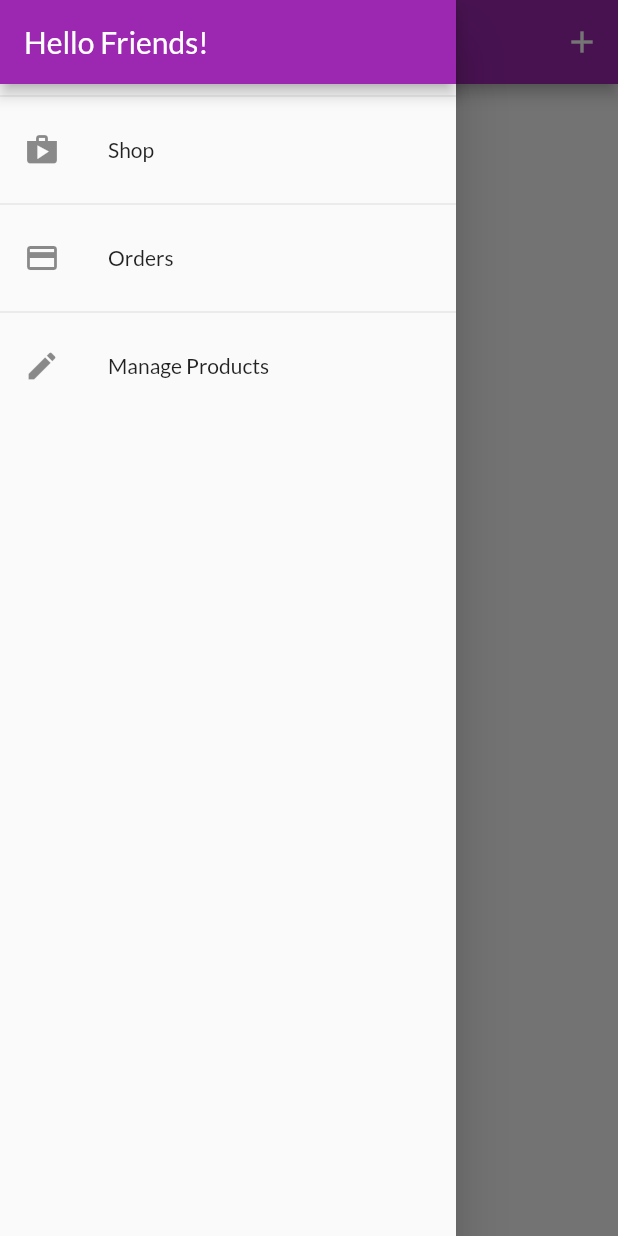
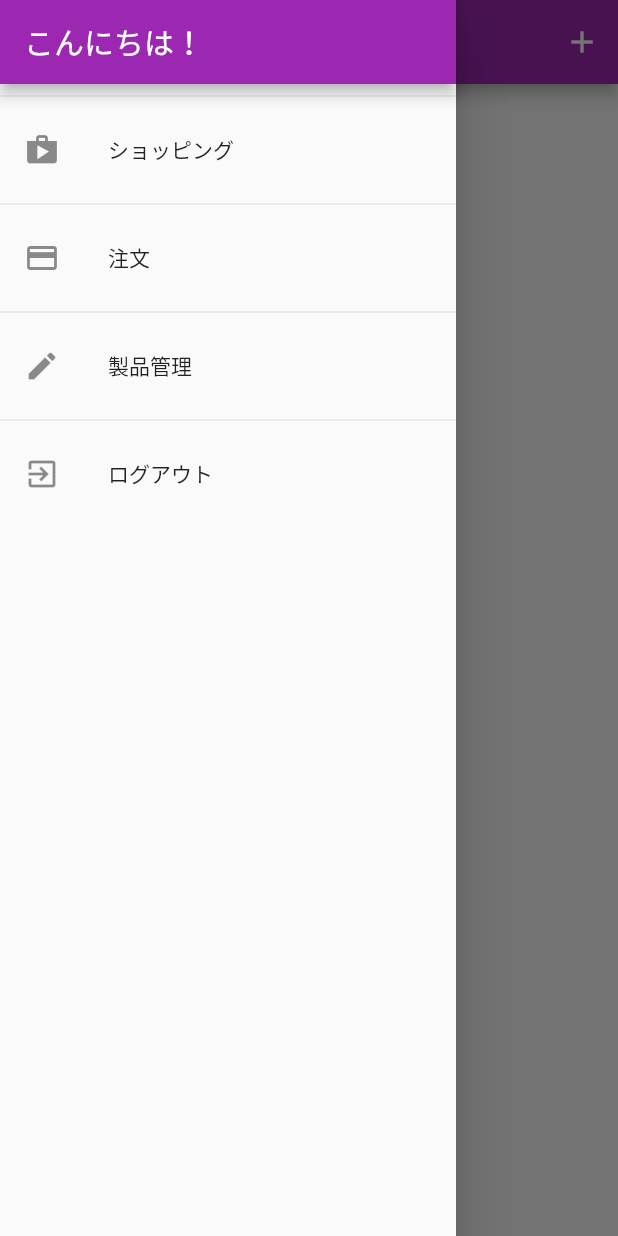
Before and after one commit to chocho-san/shop_app, a Flutter app: the UserProductsScreen screen opened by its route, with the side drawer open, on a phone screen of 412 x 824 dp. Run offline on Flutter 3.47's test engine with Material 2 defaults, Android fonts, the phone set to English and light mode, and no system bars; our stand-ins replace shared_preferences; accounts and stored records are empty; network calls fail.

Commit message:
6 commit

```diff
--- a/lib/providers/cart.dart
+++ b/lib/providers/cart.dart
@@ -21,7 +21,7 @@ class CartItem {
 class Cart with ChangeNotifier {
   Map<String, CartItem> _items = {};
 
-  Map<String, CartItem> get items {
+  Map<String, CartItem>  get items {
     return {..._items};
   }
 
--- a/lib/providers/orders.dart
+++ b/lib/providers/orders.dart
@@ -21,15 +21,16 @@ class OrderItem {
 class Orders with ChangeNotifier {
   List<OrderItem> _orders = [];
   final String authToken;
+  final String userId;
 
-  Orders(this.authToken, this._orders);
+  Orders(this.authToken,this.userId, this._orders);
 
   List<OrderItem> get orders {
     return [..._orders];
   }
 
   Future<void> fetchAndSetOrders() async {
-    final url = 'https://shop-app-5b9d9.firebaseio.com/orders.json?auth=$authToken';
+    final url = 'https://shop-app-5b9d9.firebaseio.com/orders/userId.json?auth=$authToken';
     final response = await http.get(url);
     final List<OrderItem> loadedOrders = [];
     final extractedData = json.decode(response.body) as Map<String, dynamic>;
--- a/lib/providers/products.dart
+++ b/lib/providers/products.dart
@@ -40,10 +40,10 @@ class Products with ChangeNotifier {
     //   'https://upload.wikimedia.org/wikipedia/commons/thumb/1/14/Cast-Iron-Pan.jpg/1024px-Cast-Iron-Pan.jpg',
     // ),
   ];
+  final String authToken;
+  final String userId;
+  Products(this.authToken, this.userId ,this._items);/*_itemsも初期化*/
 
-  final String authToken;
-
-  Products(this.authToken, this._items);/*_itemsも初期化*/
 
   List<Product> get items {
     return [..._items]; /*スプレッド演算子...はリストの全ての要素を別のリストに挿入できる。*/
@@ -58,8 +58,9 @@ class Products with ChangeNotifier {
   }
 
   /*Futureはdart:asyncライブラリに含まれてる*/
-  Future<void> fetchAndSetProducts() async {
-    final url = 'https://shop-app-5b9d9.firebaseio.com/products.json?auth=$authToken';
+  Future<void> fetchAndSetProducts([bool filterByUser = false]) async {
+    final filterString = filterByUser ?'orderBy="creatorId"&equalTo="$userId"' : '';
+    var url = 'https://shop-app-5b9d9.firebaseio.com/products.json?auth=$authToken';
     try {
       final response = await http.get(url);
       final extractedData = json.decode(response.body)
@@ -67,6 +68,9 @@ class Products with ChangeNotifier {
       if (extractedData == null) {
         return;
       }
+      url = 'https://shop-app-5b9d9.firebaseio.com/userFavorites/$userId.json?auth=$authToken&$filterString'; /*urlを上書きする*/
+      final favoriteResponse = await http.get(url);
+      final favoriteData = json.decode(favoriteResponse.body);
       final List<Product> loadedProducts = [];
       extractedData.forEach((prodId, prodData) {
         loadedProducts.add(Product(
@@ -74,7 +78,7 @@ class Products with ChangeNotifier {
           title: prodData['title'],
           description: prodData['description'],
           price: prodData['price'],
-          isFavorite: prodData['isFavorite'],
+          isFavorite: favoriteData== null ? false :favoriteData[prodId] ?? false,
           imageUrl: prodData['imageUrl'],
         ));
       });
@@ -100,7 +104,7 @@ class Products with ChangeNotifier {
           'description': product.description,
           'price': product.price,
           'imageUrl': product.imageUrl,
-          'isFavorite': product.isFavorite,
+          'creatorId':userId,
         }),
       );
       final newProduct = Product(
--- a/lib/screens/cart_screen.dart
+++ b/lib/screens/cart_screen.dart
@@ -2,7 +2,6 @@ import 'package:flutter/material.dart';
 import 'package:provider/provider.dart';
 import 'package:shop_app/providers/cart.dart'
     show Cart; /*あるパッケージから特定のオブジェクトだけimportする*/
-import 'package:shop_app/providers/products.dart';
 import 'package:shop_app/widgets/cart_item.dart';
 import 'package:shop_app/providers/orders.dart';
 
@@ -15,7 +14,7 @@ class CartScreen extends StatelessWidget {
 
     return Scaffold(
       appBar: AppBar(
-        title: Text('Your Cart'),
+        title: Text('My カート'),
       ),
       body: Column(
         children: [
@@ -25,7 +24,7 @@ class CartScreen extends StatelessWidget {
               mainAxisAlignment: MainAxisAlignment.spaceBetween,
               children: [
                 Text(
-                  'Total',
+                  '合計金額',
                   style: TextStyle(fontSize: 20),
                 ),
                 Spacer(),
@@ -78,7 +77,7 @@ class _OrderButtonState extends State<OrderButton> {
   @override
   Widget build(BuildContext context) {
     return FlatButton(
-      child: _isLoading ? CircularProgressIndicator() :Text('ORDER NOW'),
+      child: _isLoading ? CircularProgressIndicator() :Text('今すぐ注文'),
       onPressed: (widget.cart.totalAmount <= 0|| _isLoading)
           ? null /*ボタンは自動的に無効*/
           : () async{
--- a/lib/screens/orders_screen.dart
+++ b/lib/screens/orders_screen.dart
@@ -29,7 +29,7 @@ class _OrdersScreenState extends State<OrdersScreen> {
     // final orderData = Provider.of<Orders>(context);
     return Scaffold(
       appBar: AppBar(
-        title: Text('Your Orders'),
+        title: Text('注文履歴'),
       ),
       drawer: AppDrawer(),
       body: FutureBuilder(
@@ -40,7 +40,7 @@ class _OrdersScreenState extends State<OrdersScreen> {
           } else {
             if (dataSnapshot.error != null) {
               return Center(
-                child: Text('error'),
+                child: Text('エラー'),
               );
             } else {
               return Consumer<Orders>(
--- a/lib/screens/products_overview_screen.dart
+++ b/lib/screens/products_overview_screen.dart
@@ -15,6 +15,7 @@ enum FilterOptions {
 }
 
 class ProductsOverviewScreen extends StatefulWidget {
+
   @override
   _ProductsOverviewScreenState createState() => _ProductsOverviewScreenState();
 }
@@ -56,7 +57,7 @@ class _ProductsOverviewScreenState extends State<ProductsOverviewScreen> {
   Widget build(BuildContext context) {
     return Scaffold(
       appBar: AppBar(
-        title: Text('My Shop'),
+        title: Text('アイテム'),
         actions: <Widget>[
           PopupMenuButton(
             onSelected: (FilterOptions selectedValue) {
@@ -73,11 +74,11 @@ class _ProductsOverviewScreenState extends State<ProductsOverviewScreen> {
             ),
             itemBuilder: (_) => [
               PopupMenuItem(
-                child: Text('Only Favorite'),
+                child: Text('お気に入り'),
                 value: FilterOptions.Favorites,
               ),
               PopupMenuItem(
-                child: Text('Show All'),
+                child: Text('すべて'),
                 value: FilterOptions.All,
               ),
             ],
--- a/lib/screens/user_products_screen.dart
+++ b/lib/screens/user_products_screen.dart
@@ -1,3 +1,4 @@
+import 'package:flutter/cupertino.dart';
 import 'package:flutter/material.dart';
 import 'package:provider/provider.dart';
 import 'package:shop_app/providers/products.dart';
@@ -10,29 +11,37 @@ class UserProductsScreen extends StatelessWidget {
   static const routeName = '/user-products';
 
   Future<void> _refreshProducts(BuildContext context) async {
-    await Provider.of(context, listen: false).fetchAndSetProducts();
+    await Provider.of(context, listen: false).fetchAndSetProducts(true);
   }
 
   @override
   Widget build(BuildContext context) {
-    final productsData = Provider.of<Products>(context);
+    // final productsData = Provider.of<Products>(context);
     return Scaffold(
       appBar: AppBar(
-        title: Text('Your Products'),
+        title: Text('製品管理'),
         actions: [
           IconButton(
             icon: Icon(Icons.add),
             onPressed: () {
-              Navigator.of(context)
-                  .pushNamed(EditProductScreen.routeName);
+              Navigator.of(context).pushNamed(EditProductScreen.routeName);
             },
           ),
         ],
       ),
       drawer: AppDrawer(),
-      body: RefreshIndicator( /*ビヨーン引っ張って更新*/
+      body: FutureBuilder(
+        future: _refreshProducts(context),
+        builder: (ctx, snapshot) =>
+            snapshot.connectionState == ConnectionState.waiting
+                ? Center(
+                    child: CircularProgressIndicator(),
+                  )
+                : RefreshIndicator(
+                    /*ビヨーン引っ張って更新*/
                     onRefresh: () => _refreshProducts(context),
-        child: Padding(
+                    child: Consumer<Products>(
+                      builder: (ctx, productsData, _) => Padding(
                         padding: const EdgeInsets.all(10),
                         child: ListView.builder(
                           itemCount: productsData.items.length,
@@ -49,6 +58,8 @@ class UserProductsScreen extends StatelessWidget {
                         ),
                       ),
                     ),
+                  ),
+      ),
     );
   }
 }
--- a/lib/widgets/app_drawer.dart
+++ b/lib/widgets/app_drawer.dart
@@ -1,4 +1,6 @@
 import 'package:flutter/material.dart';
+import 'package:provider/provider.dart';
+import 'package:shop_app/providers/auth.dart';
 import 'package:shop_app/screens/orders_screen.dart';
 import 'package:shop_app/screens/user_products_screen.dart';
 
@@ -9,13 +11,13 @@ class AppDrawer extends StatelessWidget {
       child: Column(
         children: [
           AppBar(
-            title: Text('Hello Friends!'),
+            title: Text('こんにちは！'),
             automaticallyImplyLeading: false, /*ボタンが表示されないようにする*/
           ),
           Divider(), /*下に仕切りを追加*/
           ListTile(
             leading: Icon(Icons.shop),
-            title: Text('Shop'),
+            title: Text('ショッピング'),
             onTap: () {
               Navigator.of(context).pushReplacementNamed('/');
             },
@@ -23,7 +25,7 @@ class AppDrawer extends StatelessWidget {
           Divider(),
           ListTile(
             leading: Icon(Icons.payment),
-            title: Text('Orders'),
+            title: Text('注文'),
             onTap: () {
               Navigator.of(context)
                   .pushReplacementNamed(OrdersScreen.routeName);
@@ -32,10 +34,21 @@ class AppDrawer extends StatelessWidget {
           Divider(),
           ListTile(
             leading: Icon(Icons.edit),
-            title: Text('Manage Products'),
+            title: Text('製品管理'),
             onTap: () {
               Navigator.of(context)
                   .pushReplacementNamed(UserProductsScreen.routeName);
+            },
+          ),
+          Divider(),
+          ListTile(
+            leading: Icon(Icons.exit_to_app),
+            title: Text('ログアウト'),
+            onTap: () {
+              Navigator.of(context).pop(); /*画面消して*/
+              // Navigator.of(context)
+              //     .pushReplacementNamed(AuthScreen.routeName);
+              Provider.of<Auth>(context, listen:false).logout(); /*ログアウトする*/
             },
           ),
         ],
--- a/pubspec.yaml
+++ b/pubspec.yaml
@@ -26,6 +26,8 @@ dependencies:
   provider: ^4.3.2+2
   intl: ^0.16.1
   http: ^0.12.2
+  shared_preferences: ^0.5.12+4
+
 
 
 
@@ -49,8 +51,8 @@ flutter:
   uses-material-design: true
 
   # To add assets to your application, add an assets section, like this:
-  # assets:
-  #   - images/a_dot_burr.jpeg
+  assets:
+    - assets/images/product-placeholder.png
   #   - images/a_dot_ham.jpeg
 
   # An image asset can refer to one or more resolution-specific "variants", see
```
Also changed, not shown: lib/main.dart (+14 -1 lines), lib/providers/auth.dart (+63 -1 lines), lib/providers/product.dart (+7 -6 lines), lib/screens/auth_screen.dart (+72 -5 lines), lib/screens/edit_product_screen.dart (+4 -4 lines), lib/screens/product_detail_screen.dart (+20 -10 lines), lib/screens/splash_screen.dart (added, +12 -0 lines), lib/widgets/cart_item.dart (+6 -8 lines), lib/widgets/order_item.dart (+8 -4 lines), lib/widgets/product_item.dart (+18 -9 lines), assets/images/product-placeholder.png (added), pubspec.lock. Lines whose indentation alone changed are shown as unchanged.
